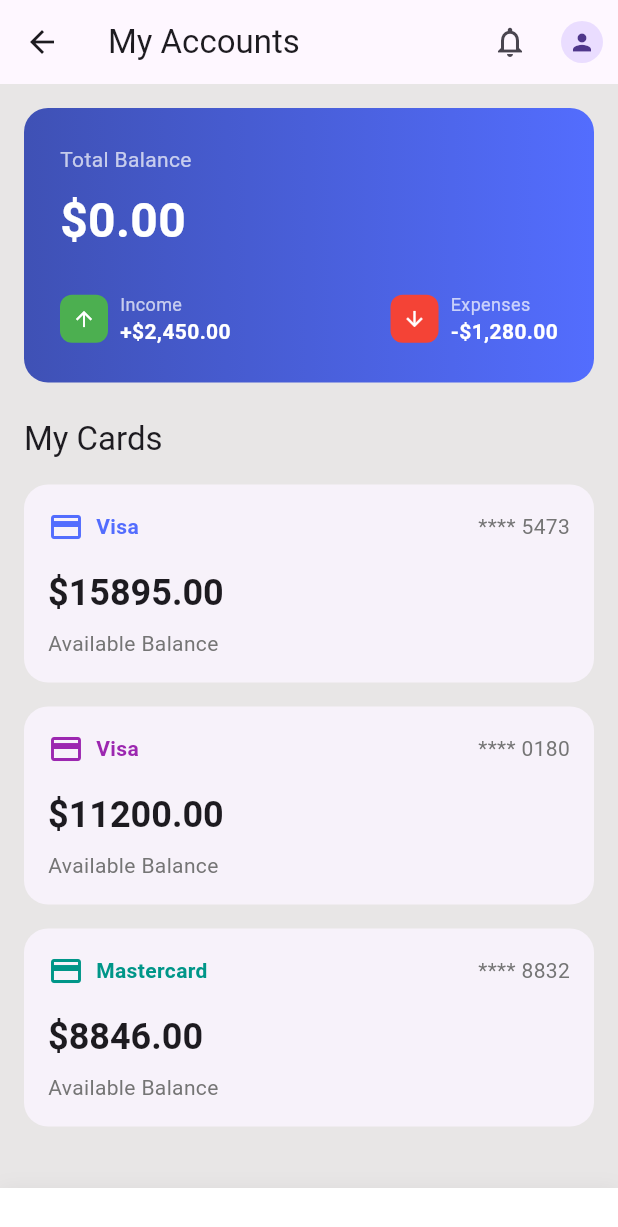
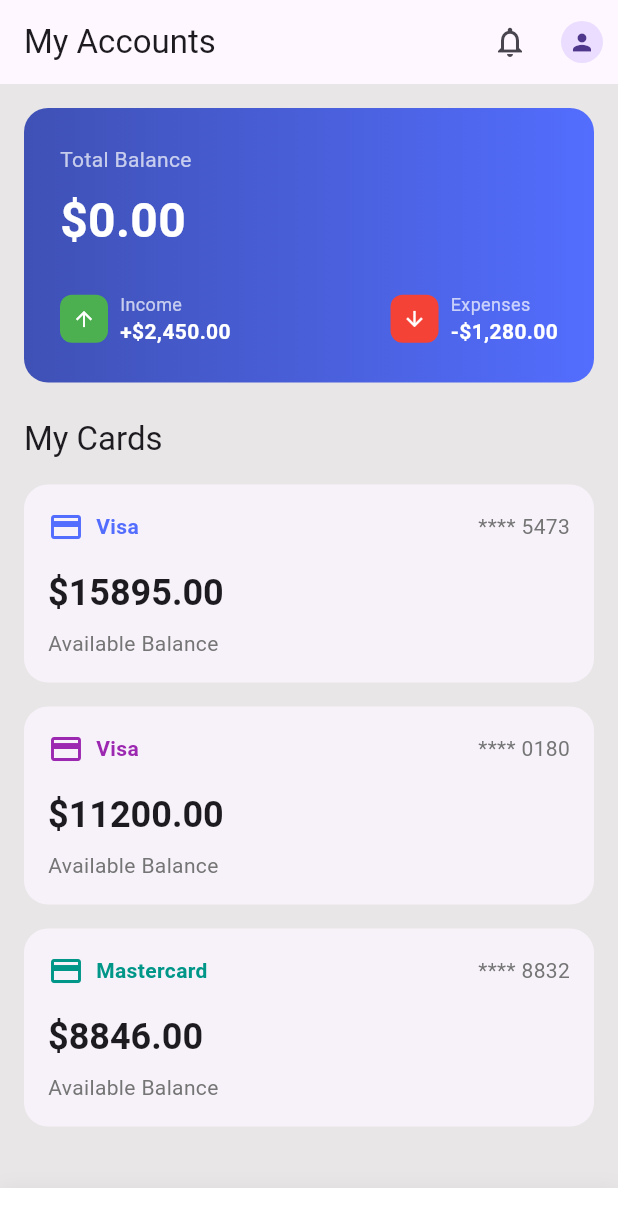
Before and after one commit to Kashyroyalty/Flutter_mobile_app, a Flutter app: the AccountPage screen opened by its route, on a phone screen of 412 x 824 dp. Shown: the top 1227 px of the screen. Run offline on Flutter 3.47's test engine with Material 3 defaults, Android fonts, the phone set to English and light mode, and no system bars; our stand-ins replace google_fonts, image_picker, local_auth, shared_preferences; accounts and stored records are empty; network calls fail.

Commit message:
made changes on the account page, card page and stock page

```diff
--- a/lib/Pages/AccountPage.dart
+++ b/lib/Pages/AccountPage.dart
@@ -44,11 +44,9 @@ class _AccountPageState extends State<AccountPage> {
   Widget build(BuildContext context) {
     return Scaffold(
       appBar: AppBar(
-        leading: IconButton(
-          icon: Icon(Icons.arrow_back),
-          onPressed: () => Navigator.pop(context),
-        ),
-        title: Text('My Accounts'),
+        // Removed the leading IconButton
+          automaticallyImplyLeading: false, // This ensures no back button appears
+          title: Text('My Accounts'),
         actions: [
           IconButton(
             icon: Icon(Icons.notifications_outlined),
--- a/lib/Pages/StockPage.dart
+++ b/lib/Pages/StockPage.dart
@@ -14,6 +14,8 @@ class StatisticsPage extends StatelessWidget {
   Widget build(BuildContext context) {
     return Scaffold(
       appBar: AppBar(
+        // Removed the leading IconButton
+        automaticallyImplyLeading: false, // This ensures no back button appears
         title: Text('Statistics'),
         actions: [
           IconButton(
```
Also changed, not shown: lib/Pages/CardPage.dart (+3 -5 lines).
